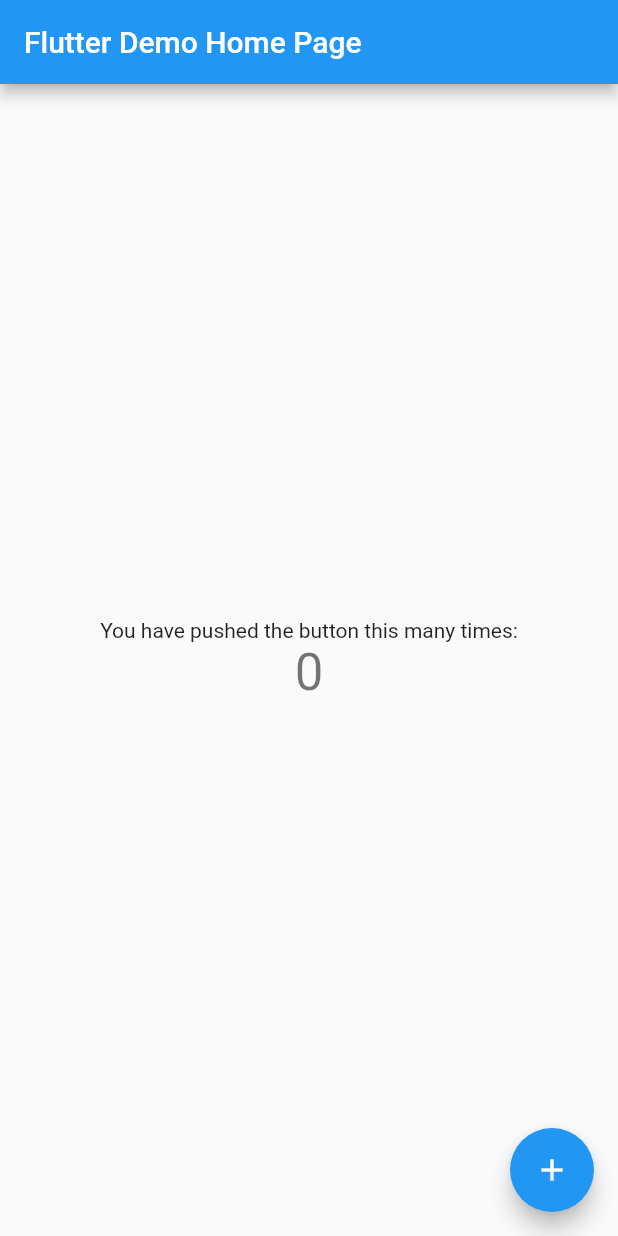
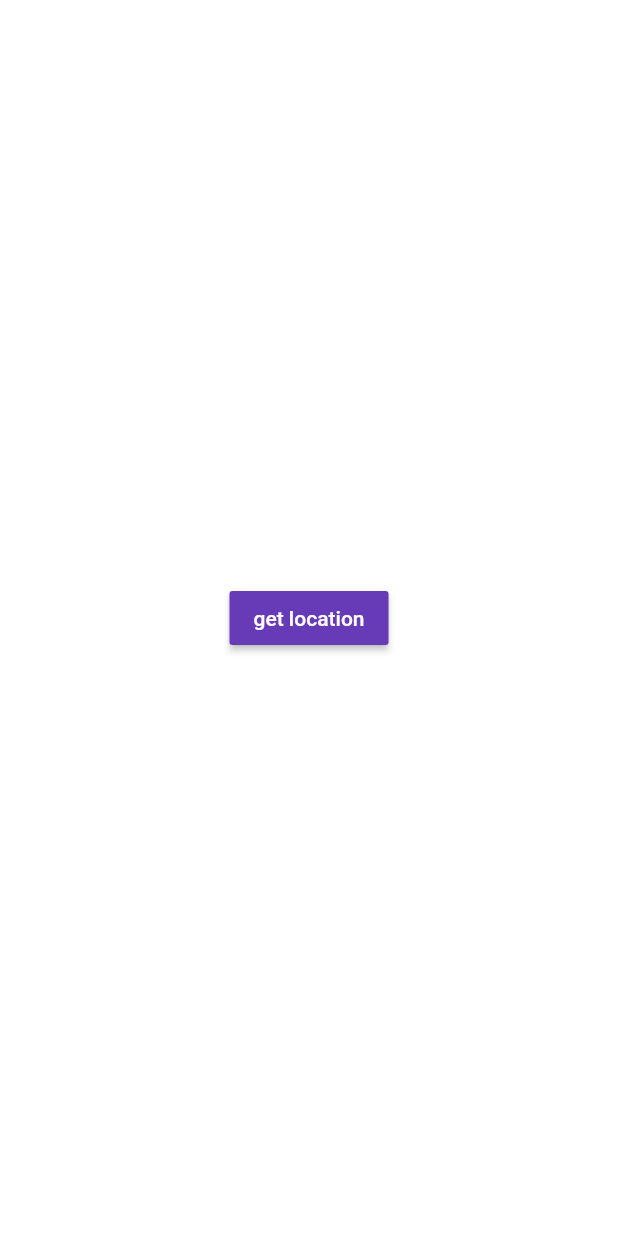
Before and after one commit to tanaybanerjeedeveloper/weather_app, a Flutter app: the screen it shows after launch, on a phone screen of 412 x 824 dp. Run offline on Flutter 3.47's test engine with Material 2 defaults, Android fonts, the phone set to English and light mode, and no system bars; our stand-ins replace geolocator.

Commit message:
feat: added feature to get current location

```diff
--- a/lib/main.dart
+++ b/lib/main.dart
@@ -1,4 +1,5 @@
 import 'package:flutter/material.dart';
+import './screens/loading_screen.dart';
 
 void main() {
   runApp(MyApp());
@@ -10,104 +11,8 @@ class MyApp extends StatelessWidget {
   Widget build(BuildContext context) {
     return MaterialApp(
       title: 'Flutter Demo',
-      theme: ThemeData(
-        // This is the theme of your application.
-        //
-        // Try running your application with "flutter run". You'll see the
-        // application has a blue toolbar. Then, without quitting the app, try
-        // changing the primarySwatch below to Colors.green and then invoke
-        // "hot reload" (press "r" in the console where you ran "flutter run",
-        // or simply save your changes to "hot reload" in a Flutter IDE).
-        // Notice that the counter didn't reset back to zero; the application
-        // is not restarted.
-        primarySwatch: Colors.blue,
-      ),
-      home: MyHomePage(title: 'Flutter Demo Home Page'),
+      theme: ThemeData.dark(),
+      home: LoadingScreen(),
     );
   }
 }
-
-class MyHomePage extends StatefulWidget {
-  MyHomePage({Key key, this.title}) : super(key: key);
-
-  // This widget is the home page of your application. It is stateful, meaning
-  // that it has a State object (defined below) that contains fields that affect
-  // how it looks.
-
-  // This class is the configuration for the state. It holds the values (in this
-  // case the title) provided by the parent (in this case the App widget) and
-  // used by the build method of the State. Fields in a Widget subclass are
-  // always marked "final".
-
-  final String title;
-
-  @override
-  _MyHomePageState createState() => _MyHomePageState();
-}
-
-class _MyHomePageState extends State<MyHomePage> {
-  int _counter = 0;
-
-  void _incrementCounter() {
-    setState(() {
-      // This call to setState tells the Flutter framework that something has
-      // changed in this State, which causes it to rerun the build method below
-      // so that the display can reflect the updated values. If we changed
-      // _counter without calling setState(), then the build method would not be
-      // called again, and so nothing would appear to happen.
-      _counter++;
-    });
-  }
-
-  @override
-  Widget build(BuildContext context) {
-    // This method is rerun every time setState is called, for instance as done
-    // by the _incrementCounter method above.
-    //
-    // The Flutter framework has been optimized to make rerunning build methods
-    // fast, so that you can just rebuild anything that needs updating rather
-    // than having to individually change instances of widgets.
-    return Scaffold(
-      appBar: AppBar(
-        // Here we take the value from the MyHomePage object that was created by
-        // the App.build method, and use it to set our appbar title.
-        title: Text(widget.title),
-      ),
-      body: Center(
-        // Center is a layout widget. It takes a single child and positions it
-        // in the middle of the parent.
-        child: Column(
-          // Column is also a layout widget. It takes a list of children and
-          // arranges them vertically. By default, it sizes itself to fit its
-          // children horizontally, and tries to be as tall as its parent.
-          //
-          // Invoke "debug painting" (press "p" in the console, choose the
-          // "Toggle Debug Paint" action from the Flutter Inspector in Android
-          // Studio, or the "Toggle Debug Paint" command in Visual Studio Code)
-          // to see the wireframe for each widget.
-          //
-          // Column has various properties to control how it sizes itself and
-          // how it positions its children. Here we use mainAxisAlignment to
-          // center the children vertically; the main axis here is the vertical
-          // axis because Columns are vertical (the cross axis would be
-          // horizontal).
-          mainAxisAlignment: MainAxisAlignment.center,
-          children: <Widget>[
-            Text(
-              'You have pushed the button this many times:',
-            ),
-            Text(
-              '$_counter',
-              style: Theme.of(context).textTheme.headline4,
-            ),
-          ],
-        ),
-      ),
-      floatingActionButton: FloatingActionButton(
-        onPressed: _incrementCounter,
-        tooltip: 'Increment',
-        child: Icon(Icons.add),
-      ), // This trailing comma makes auto-formatting nicer for build methods.
-    );
-  }
-}
--- /dev/null
+++ b/lib/screens/loading_screen.dart
@@ -0,0 +1,24 @@
+import 'package:flutter/material.dart';
+import '../services/location_service.dart';
+
+class LoadingScreen extends StatefulWidget {
+  // Function getCurrentLocation;
+  // LoadingScreen(this.getCurrentLocation);
+  @override
+  _LoadingScreenState createState() => _LoadingScreenState();
+}
+
+class _LoadingScreenState extends State<LoadingScreen> {
+  LocationService locationHelper = LocationService();
+  @override
+  Widget build(BuildContext context) {
+    return Center(
+      child: RaisedButton(
+        child: Text('get location'),
+        color: Colors.deepPurple,
+        textColor: Colors.white,
+        onPressed: locationHelper.getCurrentLocation,
+      ),
+    );
+  }
+}
--- a/pubspec.yaml
+++ b/pubspec.yaml
@@ -18,16 +18,16 @@ publish_to: 'none' # Remove this line if you wish to publish to pub.dev
 version: 1.0.0+1
 
 environment:
-  sdk: ">=2.7.0 <3.0.0"
+  sdk: '>=2.7.0 <3.0.0'
 
 dependencies:
   flutter:
     sdk: flutter
 
-
   # The following adds the Cupertino Icons font to your application.
   # Use with the CupertinoIcons class for iOS style icons.
   cupertino_icons: ^1.0.2
+  geolocator: ^7.6.0
 
 dev_dependencies:
   flutter_test:
@@ -38,7 +38,6 @@ dev_dependencies:
 
 # The following section is specific to Flutter.
 flutter:
-
   # The following line ensures that the Material Icons font is
   # included with your application, so that you can use the icons in
   # the material Icons class.
```
Also changed, not shown: lib/services/location_service.dart (added, +20 -0 lines), lib/screens/weather_result_screen.dart (added), lib/services/networking_service.dart (added), lib/services/weather_service.dart (added), pubspec.lock, 2 other files.
